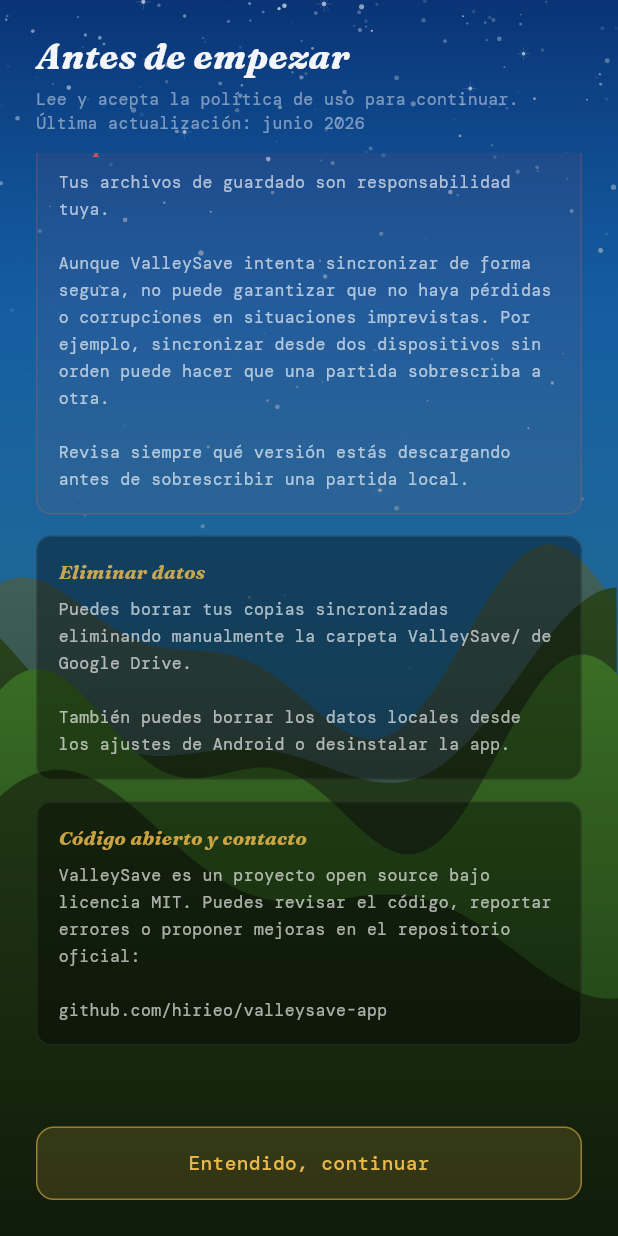
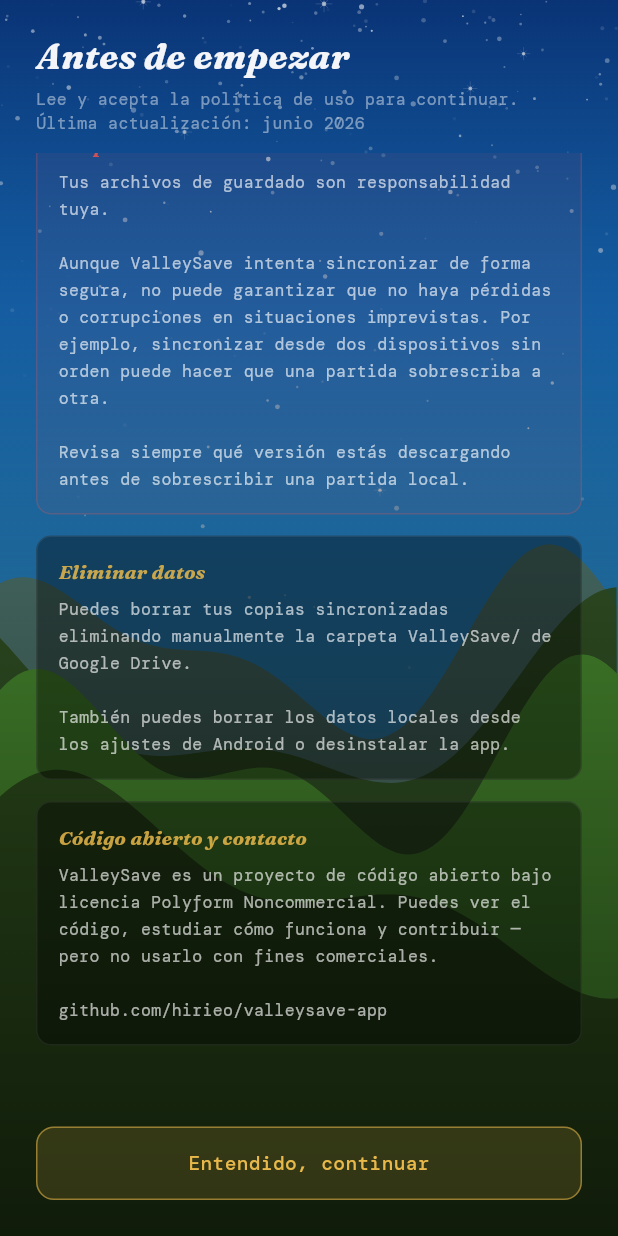
Before and after one commit to hirieo/valleysave-app, a Flutter app: the screen it shows after launch, scrolled down 955 dp, on a phone screen of 412 x 824 dp. Run offline on Flutter 3.47's test engine with Material 3 defaults, Android fonts, the phone set to English and light mode, and no system bars; our stand-ins replace flutter_dotenv, flutter_secure_storage, flutter_svg, geolocator, google_fonts, google_sign_in and 2 more; missing offline and left inert: android_intent_plus, extension_google_sign_in_as_googleapis_auth, googleapis, shizuku_api.

Commit message:
chore: switch license from MIT to Polyform Noncommercial 1.0.0
MIT allowed anyone to use the code commercially. Polyform Noncommercial
permits viewing, studying, and contributing but blocks selling the app
or including it in paid products.

Update references in privacy screen and welcome screen chip.

Co-Authored-By: Claude Sonnet 4.6 <noreply@anthropic.com>

```diff
--- a/lib/features/onboarding/privacy_screen.dart
+++ b/lib/features/onboarding/privacy_screen.dart
@@ -120,7 +120,7 @@ class PrivacyScreen extends StatelessWidget {
                               ),
                               _section(
                                 'Código abierto y contacto',
-                                'ValleySave es un proyecto open source bajo licencia MIT. Puedes revisar el código, reportar errores o proponer mejoras en el repositorio oficial:\n\ngithub.com/hirieo/valleysave-app',
+                                'ValleySave es un proyecto de código abierto bajo licencia Polyform Noncommercial. Puedes ver el código, estudiar cómo funciona y contribuir — pero no usarlo con fines comerciales.\n\ngithub.com/hirieo/valleysave-app',
                               ),
                               const SizedBox(height: 8),
                             ],
--- a/lib/features/welcome/welcome_screen.dart
+++ b/lib/features/welcome/welcome_screen.dart
@@ -328,7 +328,7 @@ class _WelcomeScreenState extends State<WelcomeScreen>
                               borderRadius: BorderRadius.circular(999),
                             ),
                             child: Text(
-                              '· MIT · Código abierto · Gratis para siempre ·',
+                              '· Código abierto · No comercial · Gratis para siempre ·',
                               style: AppTypography.eyebrow(
                                 color: Colors.white.withValues(alpha: 0.80),
                               ),
```
Also changed, not shown: 1 other file.
